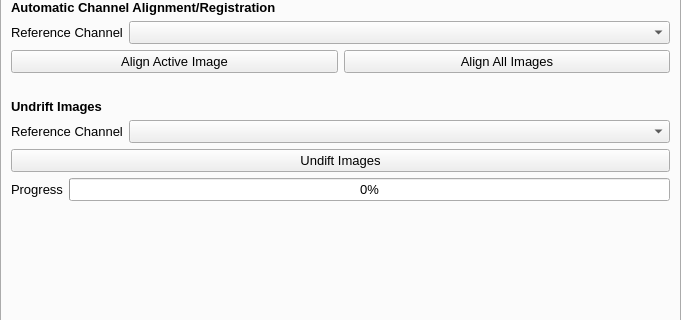
Qt form src/napari_bacseg/bacseg_ui.ui (piedrro/napari-bacseg) before a commit; both pictures show x 0 to 681 and y 455 to 775 of the 681 by 1129 pixel window.
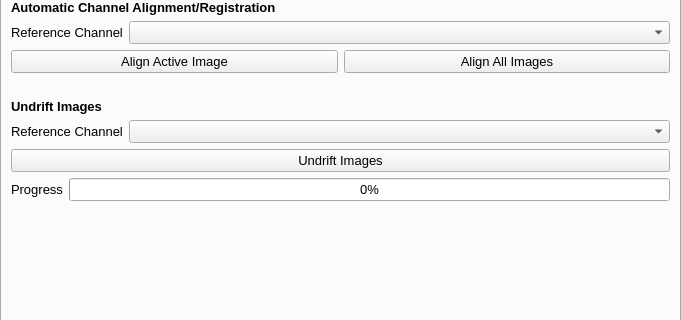
The same form after that commit. The open tabs and pages were chosen to show the change.

Commit message: undrifting algorithm removes borders

What changed in the file:
```diff
--- a/src/napari_bacseg/bacseg_ui.ui
+++ b/src/napari_bacseg/bacseg_ui.ui
@@ -5685,7 +5685,7 @@
     <item>
      <widget class="QPushButton" name="undrift_images">
       <property name="text">
-       <string>Undift Images</string>
+       <string>Undrift Images</string>
       </property>
      </widget>
     </item>
```
The commit also changes 2 other files.
